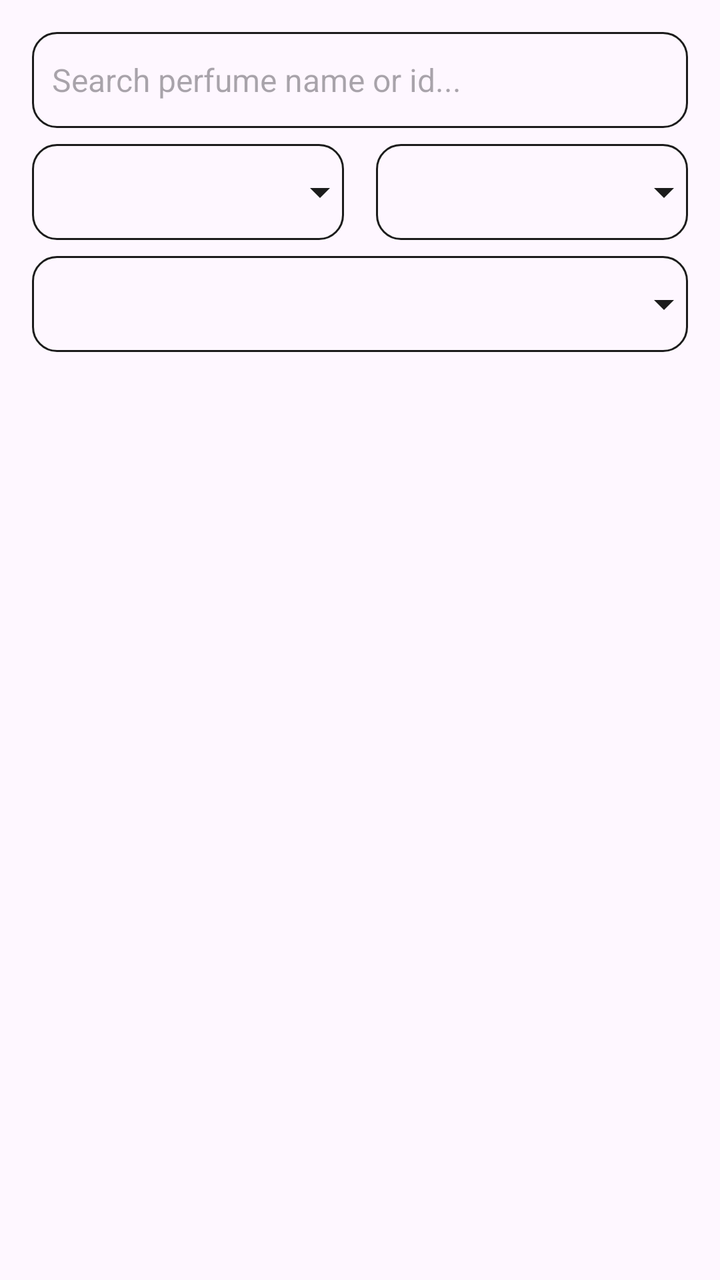
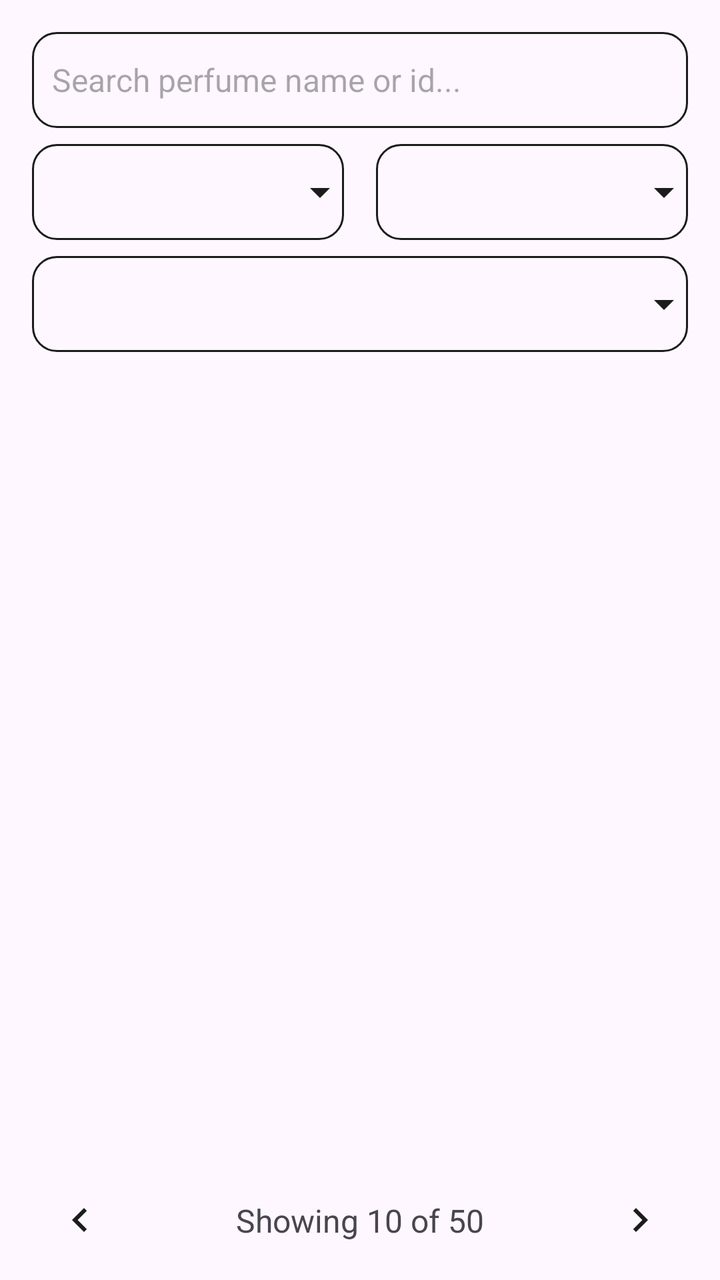

An Android layout rendered at two revisions. The XML below is the earlier revision; the diff shows what the commit changed to produce the second picture.
<!-- AndroidManifest.xml: application theme Theme.FrancosPerfumeMobile -->
<!-- res/layout/fragment_inventory.xml -->
<?xml version="1.0" encoding="utf-8"?>
<androidx.constraintlayout.widget.ConstraintLayout xmlns:android="http://schemas.android.com/apk/res/android"
    xmlns:app="http://schemas.android.com/apk/res-auto"
    xmlns:tools="http://schemas.android.com/tools"
    android:layout_width="match_parent"
    android:layout_height="match_parent"
    tools:context=".fragments.InventoryFragment">

        <EditText
            android:id="@+id/edit_text_search"
            android:layout_width="match_parent"
            android:layout_height="wrap_content"
            android:layout_marginTop="16dp"
            android:layout_marginStart="16dp"
            android:layout_marginEnd="16dp"
            android:background="@drawable/text_field_design"
            android:ems="10"
            android:hint="@string/hint_search_inventory"
            android:inputType="text"
            android:minHeight="48dp"
            android:padding="10dp"
            android:textSize="@dimen/font_m"
            app:layout_constraintEnd_toEndOf="parent"
            app:layout_constraintStart_toStartOf="parent"
            app:layout_constraintTop_toTopOf="parent" />

    <LinearLayout
        android:id="@+id/linearLayout2"
        android:layout_width="match_parent"
        android:layout_height="wrap_content"
        android:layout_marginStart="16dp"
        android:layout_marginEnd="16dp"
        android:layout_marginTop="8dp"
        android:orientation="horizontal"
        app:layout_constraintTop_toBottomOf="@+id/edit_text_search"
        tools:layout_editor_absoluteX="16dp">

        <Spinner
            android:id="@+id/dropdown_perfume_type"
            android:layout_width="0dp"
            android:layout_height="wrap_content"
            android:layout_marginEnd="8dp"
            android:layout_weight="1"
            android:background="@drawable/dropdown_design"
            android:minHeight="48dp" />

        <Spinner
            android:id="@+id/dropdown_gender_type"
            android:layout_width="0dp"
            android:layout_height="wrap_content"
            android:layout_marginStart="8dp"
            android:layout_weight="1"
            android:background="@drawable/dropdown_design"
            android:minHeight="48dp" />
    </LinearLayout>

    <Spinner
        android:id="@+id/dropdown_branch"
        android:layout_width="match_parent"
        android:layout_height="wrap_content"
        android:layout_marginStart="16dp"
        android:layout_marginTop="8dp"
        android:layout_marginEnd="16dp"
        android:background="@drawable/dropdown_design"
        android:minHeight="48dp"
        app:layout_constraintEnd_toEndOf="@+id/linearLayout2"
        app:layout_constraintStart_toStartOf="@+id/linearLayout2"
        app:layout_constraintTop_toBottomOf="@+id/linearLayout2" />

    <androidx.recyclerview.widget.RecyclerView
        android:id="@+id/recycler_view_inventory"
        android:layout_width="0dp"
        android:layout_height="500dp"
        android:layout_marginTop="4dp"
        app:layout_constraintEnd_toEndOf="@+id/dropdown_branch"
        app:layout_constraintStart_toStartOf="@+id/dropdown_branch"
        app:layout_constraintTop_toBottomOf="@+id/dropdown_branch"
        tools:listitem="@layout/card_inventory" />

    <androidx.constraintlayout.widget.ConstraintLayout
        android:layout_width="match_parent"
        android:layout_height="0dp"
        android:orientation="horizontal"
        app:layout_constraintBottom_toBottomOf="parent"
        app:layout_constraintTop_toBottomOf="@+id/recycler_view_inventory">


        <ImageButton
            android:id="@+id/button_last_page"
            android:layout_width="wrap_content"
            android:layout_height="wrap_content"
            android:layout_marginStart="16dp"
            android:layout_weight="1"
            android:backgroundTint="@color/transparent"
            android:src="@drawable/icon_chevron_left"
            app:layout_constraintBottom_toBottomOf="parent"
            app:layout_constraintStart_toStartOf="parent"
            app:layout_constraintTop_toTopOf="parent" />

        <TextView
            android:id="@+id/text_view_inventory_pagination"
            android:layout_width="wrap_content"
            android:layout_height="wrap_content"
            android:text="@string/pagination_sample_text"
            android:textSize="@dimen/font_m"
            app:layout_constraintBottom_toBottomOf="parent"
            app:layout_constraintEnd_toStartOf="@+id/button_next_page"
            app:layout_constraintStart_toEndOf="@+id/button_last_page"
            app:layout_constraintTop_toTopOf="parent" />

        <ImageButton
            android:id="@+id/button_next_page"
            android:layout_width="wrap_content"
            android:layout_height="wrap_content"
            android:layout_marginEnd="16dp"
            android:layout_weight="1"
            android:backgroundTint="@color/transparent"
            android:src="@drawable/icon_chevron_right"
            app:layout_constraintBottom_toBottomOf="parent"
            app:layout_constraintEnd_toEndOf="parent"
            app:layout_constraintTop_toTopOf="parent" />

    </androidx.constraintlayout.widget.ConstraintLayout>
</androidx.constraintlayout.widget.ConstraintLayout>
<!-- res/layout/card_inventory.xml (included above) -->
<?xml version="1.0" encoding="utf-8"?>
<com.google.android.material.card.MaterialCardView xmlns:tools="http://schemas.android.com/tools"
    android:layout_width="match_parent"
    android:layout_height="120dp"
    app:cardBackgroundColor="@color/bg_card"
    app:cardCornerRadius="16dp"
    app:strokeColor="@color/border_stroke"
    app:strokeWidth="1dp"
    android:layout_marginTop="8dp"
    xmlns:android="http://schemas.android.com/apk/res/android"
    xmlns:app="http://schemas.android.com/apk/res-auto">

    <androidx.constraintlayout.widget.ConstraintLayout
        android:layout_width="match_parent"
        android:layout_height="match_parent"
        >

        <ImageView
            android:id="@+id/image_view_inventory_icon"
            android:layout_width="48dp"
            android:layout_height="48dp"
            android:layout_marginStart="16dp"
            android:layout_marginTop="16dp"
            android:importantForAccessibility="no"
            android:src="@drawable/francos_perfume_logo"
            app:layout_constraintStart_toStartOf="parent"
            app:layout_constraintTop_toTopOf="parent" />

        <TextView
            android:id="@+id/text_view_inventory_product_name"
            app:layout_constraintStart_toEndOf="@+id/image_view_inventory_icon"
            app:layout_constraintTop_toTopOf="@+id/image_view_inventory_icon"
            android:layout_height="wrap_content"
            android:layout_marginStart="8dp"
            android:textStyle="bold"
            android:layout_width="wrap_content"
            android:text="@string/inventory_sample_name"
            android:textSize="@dimen/font_l" />

        <TextView
            android:id="@+id/text_view_inventory_unit_count"
            android:layout_width="wrap_content"
            android:layout_height="wrap_content"
            android:layout_marginEnd="24dp"
            android:text="@string/inventory_sample_unit_count"
            android:textSize="@dimen/font_m"
            app:layout_constraintBottom_toBottomOf="@+id/text_view_inventory_product_name"
            app:layout_constraintEnd_toEndOf="parent"
            app:layout_constraintTop_toTopOf="@+id/text_view_inventory_product_name" />

        <TextView
            android:id="@+id/text_view_inventory_batch_count"
            android:layout_width="wrap_content"
            android:layout_height="wrap_content"
            android:text="@string/inventory_sample_batch_count"
            android:textSize="@dimen/font_m"
            app:layout_constraintEnd_toEndOf="@+id/text_view_inventory_unit_count"
            app:layout_constraintTop_toBottomOf="@id/text_view_inventory_unit_count" />

        <TextView
            android:id="@+id/text_view_inventory_product_id"
            android:layout_width="wrap_content"
            android:layout_height="wrap_content"
            android:layout_marginTop="4dp"
            android:text="@string/inventory_sample_product_id"
            android:textSize="@dimen/font_m"
            app:layout_constraintBottom_toBottomOf="@+id/image_view_inventory_icon"
            app:layout_constraintStart_toStartOf="@+id/text_view_inventory_product_name"
            app:layout_constraintTop_toBottomOf="@+id/text_view_inventory_product_name" />

        <TextView
            android:id="@+id/text_view_inventory_branch_location"
            android:layout_width="wrap_content"
            android:layout_height="wrap_content"
            android:text="@string/inventory_sample_branch_location"
            android:background="@drawable/badge_design"
            android:backgroundTint="@color/darker_green"
            android:textColor="@color/green"
            android:padding="4dp"
            android:paddingEnd="8dp"
            android:paddingStart="8dp"

            app:layout_constraintBottom_toBottomOf="parent"
            app:layout_constraintStart_toStartOf="@+id/image_view_inventory_icon"
            app:layout_constraintTop_toBottomOf="@+id/image_view_inventory_icon" />

        <TextView
            android:id="@+id/text_view_inventory_product_type"
            android:layout_width="wrap_content"
            android:layout_height="wrap_content"
            android:layout_marginStart="16dp"
            android:background="@drawable/badge_design"
            android:backgroundTint="@color/darker_blue"
            android:text="@string/inventory_sample_product_type"
            android:textColor="@color/blue"
            android:padding="4dp"
            android:paddingEnd="8dp"
            android:paddingStart="8dp"

            app:layout_constraintBottom_toBottomOf="@+id/text_view_inventory_branch_location"
            app:layout_constraintStart_toEndOf="@+id/text_view_inventory_branch_location"
            app:layout_constraintTop_toTopOf="@+id/text_view_inventory_branch_location" />

        <TextView
            android:id="@+id/text_view_inventory_gender_type"
            android:layout_width="wrap_content"
            android:layout_height="wrap_content"
            android:layout_marginStart="16dp"
            android:background="@drawable/badge_design"
            android:backgroundTint="@color/darker_magenta"
            android:textColor="@color/magenta"
            android:text="@string/inventory_sample_gender_type"
            android:padding="4dp"
            android:paddingEnd="8dp"
            android:paddingStart="8dp"

            app:layout_constraintBottom_toBottomOf="@+id/text_view_inventory_product_type"
            app:layout_constraintStart_toEndOf="@+id/text_view_inventory_product_type"
            app:layout_constraintTop_toTopOf="@+id/text_view_inventory_product_type" />

        <ImageButton
            android:id="@+id/button_inventory_view_product"
            android:layout_width="wrap_content"
            android:layout_height="wrap_content"
            android:background="@color/transparent"
            android:padding="8dp"

            app:layout_constraintBottom_toBottomOf="parent"
            app:layout_constraintEnd_toEndOf="parent"
            app:srcCompat="@drawable/icon_chevron_right" />


    </androidx.constraintlayout.widget.ConstraintLayout>
</com.google.android.material.card.MaterialCardView>
<!-- resources referenced by this layout -->
<resources>
  <color name="bg_card">#FFFFFF</color>
  <color name="blue">#424E9E</color>
  <color name="border_stroke">#1c1c1c</color>
  <color name="darker_blue">#70424E9E</color>
  <color name="darker_green">#70509C54</color>
  <color name="darker_magenta">#70AA59BE</color>
  <color name="green">#509C54</color>
  <color name="magenta">#AA59BE</color>
  <color name="transparent">#00FFFFFF</color>
  <dimen name="font_l">20sp</dimen>
  <dimen name="font_m">16sp</dimen>
  <!-- drawable badge_design (drawable) -->
  <?xml version="1.0" encoding="utf-8"?>
  <selector xmlns:android="http://schemas.android.com/apk/res/android">
      <item>
          <shape android:shape="rectangle">
              <corners android:radius="8dp" />
              <solid android:color="@color/yellow_primary" />
          </shape>
      </item>
  </selector>
  <!-- drawable dropdown_design (drawable) -->
  <?xml version="1.0" encoding="utf-8"?>
  <selector xmlns:android="http://schemas.android.com/apk/res/android">
      <item>
          <layer-list>
              <item>
                  <shape android:shape="rectangle">
                      <stroke android:color="@color/black" android:width="1dp"/>
  
                      <corners android:radius="12dp"/>
                  </shape>
              </item>
  
              <item android:drawable="@drawable/icon_chevron_down"
                      android:gravity="end|center_vertical"
                  />
          </layer-list>
      </item>
  
  </selector>
  <!-- drawable francos_perfume_logo: png bitmap (drawable, 512959 bytes) -->
  <!-- drawable icon_chevron_left (drawable) -->
  <vector xmlns:android="http://schemas.android.com/apk/res/android" android:height="24dp" android:tint="#1C1C1C" android:viewportHeight="24" android:viewportWidth="24" android:width="24dp">
        
      <path android:fillColor="@android:color/white" android:pathData="M15.41,7.41L14,6l-6,6 6,6 1.41,-1.41L10.83,12z"/>
      
  </vector>
  <!-- drawable icon_chevron_right (drawable) -->
  <vector xmlns:android="http://schemas.android.com/apk/res/android" android:height="24dp" android:tint="#1C1C1C" android:viewportHeight="24" android:viewportWidth="24" android:width="24dp">
        
      <path android:fillColor="@android:color/white" android:pathData="M10,6L8.59,7.41 13.17,12l-4.58,4.59L10,18l6,-6z"/>
      
  </vector>
  <!-- drawable text_field_design (drawable) -->
  <?xml version="1.0" encoding="utf-8"?>
  <shape xmlns:android="http://schemas.android.com/apk/res/android"
      android:shape="rectangle">
      <stroke android:color="@color/black" android:width="1dp"/>
  
      <corners android:radius="12dp"/>
  </shape>
  <string name="hint_search_inventory">Search perfume name or id...</string>
  <string name="inventory_sample_batch_count">5 batches</string>
  <string name="inventory_sample_branch_location">Branch Location</string>
  <string name="inventory_sample_gender_type">Unisex</string>
  <string name="inventory_sample_name">Product Name</string>
  <string name="inventory_sample_product_id">PROD-000</string>
  <string name="inventory_sample_product_type">Premium</string>
  <string name="inventory_sample_unit_count">1 unit</string>
  <string name="pagination_sample_text">Showing 10 of 50</string>
  <style name="Theme.FrancosPerfumeMobile" parent="Base.Theme.FrancosPerfumeMobile" />
  <color name="yellow_primary">#E1D4C1</color>
  <color name="black">#1C1C1C</color>
  <!-- drawable icon_chevron_down (drawable) -->
  <vector xmlns:android="http://schemas.android.com/apk/res/android" android:height="24dp" android:tint="#1C1C1C" android:viewportHeight="24" android:viewportWidth="24" android:width="24dp">
        
      <path android:fillColor="@android:color/white" android:pathData="M7,10l5,5 5,-5z"/>
      
  </vector>
  <style name="Base.Theme.FrancosPerfumeMobile" parent="Theme.Material3.DayNight.NoActionBar">
          
          
      </style>
</resources>

<!-- the commit's change to res/layout/fragment_inventory.xml (unified diff, before → after) -->
@@ -6,34 +6,37 @@
     android:layout_height="match_parent"
     tools:context=".fragments.InventoryFragment">
 
-        <EditText
-            android:id="@+id/edit_text_search"
-            android:layout_width="match_parent"
-            android:layout_height="wrap_content"
-            android:layout_marginTop="16dp"
-            android:layout_marginStart="16dp"
-            android:layout_marginEnd="16dp"
-            android:background="@drawable/text_field_design"
-            android:ems="10"
-            android:hint="@string/hint_search_inventory"
-            android:inputType="text"
-            android:minHeight="48dp"
-            android:padding="10dp"
-            android:textSize="@dimen/font_m"
-            app:layout_constraintEnd_toEndOf="parent"
-            app:layout_constraintStart_toStartOf="parent"
-            app:layout_constraintTop_toTopOf="parent" />
-
+    
+    <EditText
+        android:id="@+id/edit_text_search"
+        android:layout_width="0dp"
+        android:layout_height="wrap_content"
+        android:layout_marginStart="16dp"
+        android:layout_marginTop="16dp"
+        android:layout_marginEnd="16dp"
+        android:background="@drawable/text_field_design"
+        android:ems="10"
+        android:hint="@string/hint_search_inventory"
+        android:inputType="text"
+        android:minHeight="48dp"
+        android:padding="10dp"
+        android:textSize="@dimen/font_m"
+        app:layout_constraintEnd_toEndOf="parent"
+        app:layout_constraintStart_toStartOf="parent"
+        app:layout_constraintTop_toTopOf="parent" />
+
+    
     <LinearLayout
         android:id="@+id/linearLayout2"
-        android:layout_width="match_parent"
+        android:layout_width="0dp"
         android:layout_height="wrap_content"
         android:layout_marginStart="16dp"
+        android:layout_marginTop="8dp"
         android:layout_marginEnd="16dp"
-        android:layout_marginTop="8dp"
         android:orientation="horizontal"
-        app:layout_constraintTop_toBottomOf="@+id/edit_text_search"
-        tools:layout_editor_absoluteX="16dp">
+        app:layout_constraintEnd_toEndOf="parent"
+        app:layout_constraintStart_toStartOf="parent"
+        app:layout_constraintTop_toBottomOf="@+id/edit_text_search">
 
         <Spinner
             android:id="@+id/dropdown_perfume_type"
@@ -54,44 +57,49 @@
             android:minHeight="48dp" />
     </LinearLayout>
 
+    
     <Spinner
         android:id="@+id/dropdown_branch"
-        android:layout_width="match_parent"
+        android:layout_width="0dp"
         android:layout_height="wrap_content"
         android:layout_marginStart="16dp"
         android:layout_marginTop="8dp"
         android:layout_marginEnd="16dp"
         android:background="@drawable/dropdown_design"
         android:minHeight="48dp"
-        app:layout_constraintEnd_toEndOf="@+id/linearLayout2"
-        app:layout_constraintStart_toStartOf="@+id/linearLayout2"
+        app:layout_constraintEnd_toEndOf="parent"
+        app:layout_constraintStart_toStartOf="parent"
         app:layout_constraintTop_toBottomOf="@+id/linearLayout2" />
 
+    
     <androidx.recyclerview.widget.RecyclerView
         android:id="@+id/recycler_view_inventory"
         android:layout_width="0dp"
-        android:layout_height="500dp"
-        android:layout_marginTop="4dp"
-        app:layout_constraintEnd_toEndOf="@+id/dropdown_branch"
-        app:layout_constraintStart_toStartOf="@+id/dropdown_branch"
+        android:layout_height="0dp"
+        android:layout_marginTop="8dp"
+        app:layout_constraintBottom_toTopOf="@+id/layout_pagination"
+        app:layout_constraintEnd_toEndOf="parent"
+        app:layout_constraintStart_toStartOf="parent"
         app:layout_constraintTop_toBottomOf="@+id/dropdown_branch"
         tools:listitem="@layout/card_inventory" />
 
+    
     <androidx.constraintlayout.widget.ConstraintLayout
+        android:id="@+id/layout_pagination"
         android:layout_width="match_parent"
-        android:layout_height="0dp"
-        android:orientation="horizontal"
+        android:layout_height="wrap_content"
+        android:paddingVertical="8dp"
         app:layout_constraintBottom_toBottomOf="parent"
-        app:layout_constraintTop_toBottomOf="@+id/recycler_view_inventory">
-
+        app:layout_constraintEnd_toEndOf="parent"
+        app:layout_constraintStart_toStartOf="parent">
 
         <ImageButton
             android:id="@+id/button_last_page"
             android:layout_width="wrap_content"
             android:layout_height="wrap_content"
             android:layout_marginStart="16dp"
-            android:layout_weight="1"
             android:backgroundTint="@color/transparent"
+            android:contentDescription="Previous Page"
             android:src="@drawable/icon_chevron_left"
             app:layout_constraintBottom_toBottomOf="parent"
             app:layout_constraintStart_toStartOf="parent"
@@ -113,14 +121,15 @@
             android:layout_width="wrap_content"
             android:layout_height="wrap_content"
             android:layout_marginEnd="16dp"
-            android:layout_weight="1"
             android:backgroundTint="@color/transparent"
+            android:contentDescription="Next Page"
             android:src="@drawable/icon_chevron_right"
             app:layout_constraintBottom_toBottomOf="parent"
             app:layout_constraintEnd_toEndOf="parent"
             app:layout_constraintTop_toTopOf="parent" />
 
     </androidx.constraintlayout.widget.ConstraintLayout>
+
 </androidx.constraintlayout.widget.ConstraintLayout>
 <!-- res/layout/card_inventory.xml (included above) -->
 <?xml version="1.0" encoding="utf-8"?>
